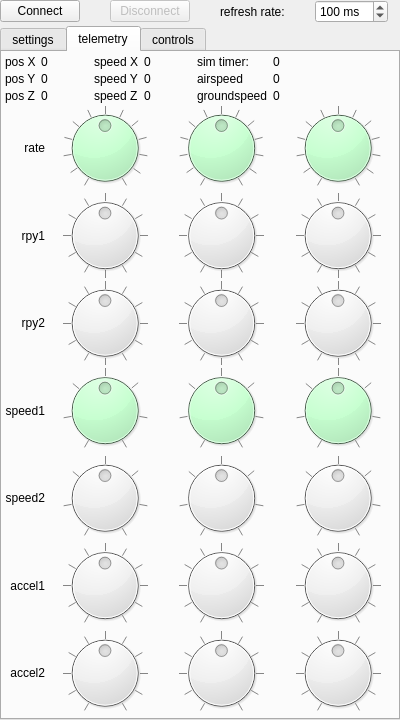
Qt form remotecv.ui (hhrhhr/remoteCV) before a commit.
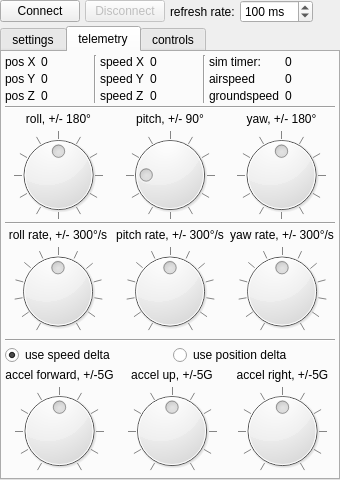
The same form after that commit. The open tabs and pages were chosen to show the change.

Commit message: add radiobutton for source of accel calculation

Patch:
```diff
--- a/remotecv.ui
+++ b/remotecv.ui
@@ -13,8 +13,8 @@
    <rect>
     <x>0</x>
     <y>0</y>
-    <width>400</width>
-    <height>720</height>
+    <width>334</width>
+    <height>480</height>
    </rect>
   </property>
   <property name="windowTitle">
@@ -29,9 +29,6 @@
    </property>
    <item>
     <layout class="QHBoxLayout" name="horizontalLayout_3">
-     <property name="spacing">
-      <number>30</number>
-     </property>
      <item>
       <widget class="QPushButton" name="cvConnect">
        <property name="text">
@@ -96,7 +93,7 @@
       <bool>true</bool>
      </property>
      <property name="currentIndex">
-      <number>0</number>
+      <number>1</number>
      </property>
      <widget class="QWidget" name="tabSettings">
       <attribute name="title">
@@ -390,6 +387,13 @@
            </item>
           </layout>
          </item>
+         <item>
+          <widget class="Line" name="line">
+           <property name="orientation">
+            <enum>Qt::Vertical</enum>
+           </property>
+          </widget>
+         </item>
          <item>
           <layout class="QFormLayout" name="formLayout_3">
            <property name="verticalSpacing">
@@ -475,6 +479,13 @@
            </item>
           </layout>
          </item>
+         <item>
+          <widget class="Line" name="line_2">
+           <property name="orientation">
+            <enum>Qt::Vertical</enum>
+           </property>
+          </widget>
+         </item>
          <item>
           <layout class="QFormLayout" name="formLayout_2">
            <property name="verticalSpacing">
@@ -576,395 +587,201 @@
         </layout>
        </item>
        <item>
-        <layout class="QGridLayout" name="gridLayout_2">
-         <property name="spacing">
-          <number>3</number>
+        <widget class="Line" name="line_4">
+         <property name="orientation">
+          <enum>Qt::Horizontal</enum>
          </property>
-         <item row="0" column="1">
-          <widget class="QDial" name="xRate">
-           <property name="styleSheet">
-            <string notr="true">background-color: rgb(198, 255, 208);</string>
-           </property>
-           <property name="minimum">
-            <number>-300</number>
-           </property>
-           <property name="maximum">
-            <number>300</number>
-           </property>
-           <property name="tracking">
-            <bool>false</bool>
-           </property>
-           <property name="notchTarget">
-            <double>50.000000000000000</double>
-           </property>
-           <property name="notchesVisible">
-            <bool>true</bool>
-           </property>
-          </widget>
-         </item>
-         <item row="1" column="1">
-          <widget class="QDial" name="roll">
-           <property name="minimum">
-            <number>-180</number>
-           </property>
-           <property name="maximum">
-            <number>180</number>
-           </property>
-           <property name="tracking">
-            <bool>false</bool>
-           </property>
-           <property name="wrapping">
-            <bool>true</bool>
-           </property>
-           <property name="notchTarget">
-            <double>30.000000000000000</double>
-           </property>
-           <property name="notchesVisible">
-            <bool>true</bool>
-           </property>
-          </widget>
-         </item>
-         <item row="2" column="1">
-          <widget class="QDial" name="roll_2">
-           <property name="minimum">
-            <number>-180</number>
-           </property>
-           <property name="maximum">
-            <number>180</number>
-           </property>
-           <property name="tracking">
-            <bool>false</bool>
-           </property>
-           <property name="wrapping">
-            <bool>true</bool>
-           </property>
-           <property name="notchTarget">
-            <double>30.000000000000000</double>
-           </property>
-           <property name="notchesVisible">
-            <bool>true</bool>
-           </property>
-          </widget>
-         </item>
-         <item row="3" column="1">
-          <widget class="QDial" name="xSpeedRaw">
-           <property name="styleSheet">
-            <string notr="true">background-color: rgb(198, 255, 208);</string>
-           </property>
-           <property name="minimum">
-            <number>-300</number>
-           </property>
-           <property name="maximum">
-            <number>300</number>
-           </property>
-           <property name="tracking">
-            <bool>false</bool>
-           </property>
-           <property name="notchTarget">
-            <double>100.000000000000000</double>
-           </property>
-           <property name="notchesVisible">
-            <bool>true</bool>
-           </property>
-          </widget>
-         </item>
-         <item row="3" column="3">
-          <widget class="QDial" name="zSpeedRaw">
-           <property name="styleSheet">
-            <string notr="true">background-color: rgb(198, 255, 208);</string>
-           </property>
-           <property name="minimum">
-            <number>-300</number>
-           </property>
-           <property name="maximum">
-            <number>300</number>
-           </property>
-           <property name="tracking">
-            <bool>false</bool>
-           </property>
-           <property name="notchTarget">
-            <double>100.000000000000000</double>
-           </property>
-           <property name="notchesVisible">
-            <bool>true</bool>
-           </property>
-          </widget>
-         </item>
-         <item row="4" column="1">
-          <widget class="QDial" name="xSpeedRaw_2">
-           <property name="minimum">
-            <number>-300</number>
-           </property>
-           <property name="maximum">
-            <number>300</number>
-           </property>
-           <property name="tracking">
-            <bool>false</bool>
-           </property>
-           <property name="notchTarget">
-            <double>100.000000000000000</double>
-           </property>
-           <property name="notchesVisible">
-            <bool>true</bool>
-           </property>
-          </widget>
-         </item>
-         <item row="4" column="3">
-          <widget class="QDial" name="zSpeedRaw_2">
-           <property name="minimum">
-            <number>-300</number>
-           </property>
-           <property name="maximum">
-            <number>300</number>
-           </property>
-           <property name="tracking">
-            <bool>false</bool>
-           </property>
-           <property name="notchTarget">
-            <double>100.000000000000000</double>
-           </property>
-           <property name="notchesVisible">
-            <bool>true</bool>
-           </property>
-          </widget>
-         </item>
-         <item row="5" column="1">
-          <widget class="QDial" name="xAccel">
-           <property name="minimum">
-            <number>-500</number>
-           </property>
-           <property name="maximum">
-            <number>500</number>
-           </property>
-           <property name="tracking">
-            <bool>false</bool>
-           </property>
-           <property name="notchTarget">
-            <double>100.000000000000000</double>
-           </property>
-           <property name="notchesVisible">
-            <bool>true</bool>
-           </property>
-          </widget>
-         </item>
-         <item row="6" column="1">
-          <widget class="QDial" name="xAccel_2">
-           <property name="minimum">
-            <number>-500</number>
-           </property>
-           <property name="maximum">
-            <number>500</number>
-           </property>
-           <property name="tracking">
-            <bool>false</bool>
-           </property>
-           <property name="notchTarget">
-            <double>100.000000000000000</double>
-           </property>
-           <property name="notchesVisible">
-            <bool>true</bool>
-           </property>
-          </widget>
-         </item>
+        </widget>
+       </item>
+       <item>
+        <layout class="QGridLayout" name="gridLayout_6">
          <item row="0" column="0">
-          <widget class="QLabel" name="label_4">
-           <property name="sizePolicy">
-            <sizepolicy hsizetype="Minimum" vsizetype="Preferred">
-             <horstretch>0</horstretch>
-             <verstretch>0</verstretch>
-            </sizepolicy>
-           </property>
-           <property name="maximumSize">
-            <size>
-             <width>40</width>
-             <height>16777215</height>
-            </size>
-           </property>
-           <property name="text">
-            <string>rate</string>
-           </property>
-           <property name="alignment">
-            <set>Qt::AlignRight|Qt::AlignTrailing|Qt::AlignVCenter</set>
-           </property>
-          </widget>
-         </item>
-         <item row="1" column="0">
-          <widget class="QLabel" name="label_6">
-           <property name="sizePolicy">
-            <sizepolicy hsizetype="Minimum" vsizetype="Preferred">
-             <horstretch>0</horstretch>
-             <verstretch>0</verstretch>
-            </sizepolicy>
-           </property>
-           <property name="maximumSize">
-            <size>
-             <width>40</width>
-             <height>16777215</height>
-            </size>
-           </property>
-           <property name="text">
-            <string>rpy1</string>
-           </property>
-           <property name="alignment">
-            <set>Qt::AlignRight|Qt::AlignTrailing|Qt::AlignVCenter</set>
-           </property>
-          </widget>
-         </item>
-         <item row="2" column="0">
           <widget class="QLabel" name="label_7">
-           <property name="sizePolicy">
-            <sizepolicy hsizetype="Minimum" vsizetype="Preferred">
-             <horstretch>0</horstretch>
-             <verstretch>0</verstretch>
-            </sizepolicy>
-           </property>
-           <property name="maximumSize">
-            <size>
-             <width>40</width>
-             <height>16777215</height>
-            </size>
-           </property>
            <property name="text">
-            <string>rpy2</string>
+            <string>roll, +/- 180°</string>
            </property>
            <property name="alignment">
-            <set>Qt::AlignRight|Qt::AlignTrailing|Qt::AlignVCenter</set>
+            <set>Qt::AlignCenter</set>
            </property>
           </widget>
          </item>
-         <item row="3" column="0">
-          <widget class="QLabel" name="label_8">
-           <property name="sizePolicy">
-            <sizepolicy hsizetype="Minimum" vsizetype="Preferred">
-             <horstretch>0</horstretch>
-             <verstretch>0</verstretch>
-            </sizepolicy>
-           </property>
-           <property name="maximumSize">
-            <size>
-             <width>40</width>
-             <height>16777215</height>
-            </size>
-           </property>
-           <property name="text">
-            <string>speed1</string>
-           </property>
-           <property name="alignment">
-            <set>Qt::AlignRight|Qt::AlignTrailing|Qt::AlignVCenter</set>
-           </property>
-          </widget>
-         </item>
-         <item row="4" column="0">
+         <item row="0" column="1">
           <widget class="QLabel" name="label_10">
-           <property name="sizePolicy">
-            <sizepolicy hsizetype="Minimum" vsizetype="Preferred">
-             <horstretch>0</horstretch>
-             <verstretch>0</verstretch>
-            </sizepolicy>
-           </property>
-           <property name="maximumSize">
-            <size>
-             <width>40</width>
-             <height>16777215</height>
-            </size>
-           </property>
            <property name="text">
-            <string>speed2</string>
+            <string>pitch, +/- 90°</string>
            </property>
            <property name="alignment">
-            <set>Qt::AlignRight|Qt::AlignTrailing|Qt::AlignVCenter</set>
+            <set>Qt::AlignCenter</set>
            </property>
           </widget>
          </item>
-         <item row="5" column="0">
-          <widget class="QLabel" name="label_11">
-           <property name="sizePolicy">
-            <sizepolicy hsizetype="Minimum" vsizetype="Preferred">
-             <horstretch>0</horstretch>
-             <verstretch>0</verstretch>
-            </sizepolicy>
-           </property>
-           <property name="maximumSize">
-            <size>
-             <width>40</width>
-             <height>16777215</height>
-            </size>
-           </property>
-           <property name="text">
-            <string>accel1</string>
-           </property>
-           <property name="alignment">
-            <set>Qt::AlignRight|Qt::AlignTrailing|Qt::AlignVCenter</set>
-           </property>
-          </widget>
-         </item>
-         <item row="6" column="0">
+         <item row="0" column="2">
           <widget class="QLabel" name="label_12">
+           <property name="text">
+            <string>yaw, +/- 180°</string>
+           </property>
+           <property name="alignment">
+            <set>Qt::AlignCenter</set>
+           </property>
+          </widget>
+         </item>
+         <item row="1" column="0">
+          <widget class="QDial" name="roll">
            <property name="sizePolicy">
-            <sizepolicy hsizetype="Minimum" vsizetype="Preferred">
+            <sizepolicy hsizetype="Expanding" vsizetype="Expanding">
              <horstretch>0</horstretch>
              <verstretch>0</verstretch>
             </sizepolicy>
            </property>
-           <property name="maximumSize">
-            <size>
-             <width>40</width>
-             <height>16777215</height>
-            </size>
+           <property name="minimum">
+            <number>-180</number>
            </property>
-           <property name="text">
-            <string>accel2</string>
+           <property name="maximum">
+            <number>180</number>
            </property>
-           <property name="alignment">
-            <set>Qt::AlignRight|Qt::AlignTrailing|Qt::AlignVCenter</set>
+           <property name="tracking">
+            <bool>false</bool>
            </property>
+           <property name="wrapping">
+            <bool>true</bool>
+           </property>
+           <property name="notchTarget">
+            <double>30.000000000000000</double>
+           </property>
+           <property name="notchesVisible">
+            <bool>true</bool>
+           </property>
           </widget>
          </item>
-         <item row="4" column="2">
-          <widget class="QDial" name="ySpeedRaw_2">
+         <item row="1" column="1">
+          <widget class="QDial" name="pitch">
+           <property name="sizePolicy">
+            <sizepolicy hsizetype="Expanding" vsizetype="Expanding">
+             <horstretch>0</horstretch>
+             <verstretch>0</verstretch>
+            </sizepolicy>
+           </property>
            <property name="minimum">
-            <number>-300</number>
+            <number>-90</number>
            </property>
            <property name="maximum">
-            <number>300</number>
+            <number>270</number>
            </property>
            <property name="tracking">
             <bool>false</bool>
            </property>
+           <property name="wrapping">
+            <bool>true</bool>
+           </property>
            <property name="notchTarget">
-            <double>100.000000000000000</double>
+            <double>30.000000000000000</double>
            </property>
            <property name="notchesVisible">
             <bool>true</bool>
            </property>
           </widget>
          </item>
-         <item row="3" column="2">
-          <widget class="QDial" name="ySpeedRaw">
-           <property name="styleSheet">
-            <string notr="true">background-color: rgb(198, 255, 208);</string>
+         <item row="1" column="2">
+          <widget class="QDial" name="yaw">
+           <property name="sizePolicy">
+            <sizepolicy hsizetype="Expanding" vsizetype="Expanding">
+             <horstretch>0</horstretch>
+             <verstretch>0</verstretch>
+            </sizepolicy>
            </property>
            <property name="minimum">
-            <number>-300</number>
+            <number>-180</number>
            </property>
            <property name="maximum">
-            <number>300</number>
+            <number>180</number>
            </property>
            <property name="tracking">
             <bool>false</bool>
            </property>
+           <property name="wrapping">
+            <bool>true</bool>
+           </property>
            <property name="notchTarget">
-            <double>100.000000000000000</double>
+            <double>30.000000000000000</double>
            </property>
            <property name="notchesVisible">
             <bool>true</bool>
+           </property>
+          </widget>
+         </item>
+        </layout>
+       </item>
+       <item>
+        <widget class="Line" name="line_5">
+         <property name="orientation">
+          <enum>Qt::Horizontal</enum>
+         </property>
+        </widget>
+       </item>
+       <item>
+        <layout class="QGridLayout" name="gridLayout_7">
+         <item row="0" column="0">
+          <widget class="QLabel" name="label_8">
+           <property name="text">
+            <string>roll rate, +/- 300°/s</string>
+           </property>
+           <property name="alignment">
+            <set>Qt::AlignCenter</set>
+           </property>
+          </widget>
+         </item>
+         <item row="0" column="1">
+          <widget class="QLabel" name="label_13">
+           <property name="text">
+            <string>pitch rate, +/- 300°/s</string>
+           </property>
+           <property name="alignment">
+            <set>Qt::AlignCenter</set>
            </property>
           </widget>
          </item>
          <item row="0" column="2">
+          <widget class="QLabel" name="label_14">
+           <property name="text">
+            <string>yaw rate, +/- 300°/s</string>
+           </property>
+           <property name="alignment">
+            <set>Qt::AlignCenter</set>
+           </property>
+          </widget>
+         </item>
+         <item row="1" column="0">
+          <widget class="QDial" name="xRate">
+           <property name="sizePolicy">
+            <sizepolicy hsizetype="Expanding" vsizetype="Expanding">
+             <horstretch>0</horstretch>
+             <verstretch>0</verstretch>
+            </sizepolicy>
+           </property>
+           <property name="minimum">
+            <number>-300</number>
+           </property>
+           <property name="maximum">
+            <number>300</number>
+           </property>
+           <property name="tracking">
+            <bool>false</bool>
+           </property>
+           <property name="notchTarget">
+            <double>50.000000000000000</double>
+           </property>
+           <property name="notchesVisible">
+            <bool>true</bool>
+           </property>
+          </widget>
+         </item>
+         <item row="1" column="1">
           <widget class="QDial" name="yRate">
-           <property name="styleSheet">
-            <string notr="true">background-color: rgb(198, 255, 208);</string>
+           <property name="sizePolicy">
+            <sizepolicy hsizetype="Expanding" vsizetype="Expanding">
+             <horstretch>0</horstretch>
+             <verstretch>0</verstretch>
+            </sizepolicy>
            </property>
            <property name="minimum">
             <number>-300</number>
@@ -983,10 +800,13 @@
            </property>
           </widget>
          </item>
-         <item row="0" column="3">
+         <item row="1" column="2">
           <widget class="QDial" name="zRate">
-           <property name="styleSheet">
-            <string notr="true">background-color: rgb(198, 255, 208);</string>
+           <property name="sizePolicy">
+            <sizepolicy hsizetype="Expanding" vsizetype="Expanding">
+             <horstretch>0</horstretch>
+             <verstretch>0</verstretch>
+            </sizepolicy>
            </property>
            <property name="minimum">
             <number>-300</number>
@@ -1005,8 +825,71 @@
            </property>
           </widget>
          </item>
-         <item row="5" column="2">
+        </layout>
+       </item>
+       <item>
+        <widget class="Line" name="line_6">
+         <property name="orientation">
+          <enum>Qt::Horizontal</enum>
+         </property>
+        </widget>
+       </item>
+       <item>
+        <layout class="QHBoxLayout" name="horizontalLayout_5">
+         <item>
+          <widget class="QRadioButton" name="radioButton">
+           <property name="text">
+            <string>use speed delta</string>
+           </property>
+           <property name="checked">
+            <bool>true</bool>
+           </property>
+          </widget>
+         </item>
+         <item>
+          <widget class="QRadioButton" name="radioButton_2">
+           <property name="text">
+            <string>use position delta</string>
+           </property>
+          </widget>
+         </item>
+        </layout>
+       </item>
+       <item>
+        <layout class="QGridLayout" name="gridLayout_3">
+         <item row="1" column="0">
+          <widget class="QDial" name="xAccel">
+           <property name="sizePolicy">
+            <sizepolicy hsizetype="Expanding" vsizetype="Expanding">
+             <horstretch>0</horstretch>
+             <verstretch>0</verstretch>
+            </sizepolicy>
+           </property>
+           <property name="minimum">
+            <number>-500</number>
+           </property>
+           <property name="maximum">
+            <number>500</number>
+           </property>
+           <property name="tracking">
+            <bool>false</bool>
+           </property>
+           <property name="notchTarget">
+            <double>100.000000000000000</double>
+           </property>
+           <property name="notchesVisible">
+            <bool>true</bool>
+           </property>
+          </widget>
+         </item>
+         <item row="1" column="1">
           <widget class="QDial" name="yAccel">
+           <property name="sizePolicy">
+            <sizepolicy hsizetype="Expanding" vsizetype="Expanding">
+             <horstretch>0</horstretch>
+             <verstretch>0</verstretch>
+            </sizepolicy>
+           </property>
            <property name="minimum">
             <number>-500</number>
            </property>
@@ -1024,27 +907,14 @@
            </property>
           </widget>
          </item>
-         <item row="5" column="3">
+         <item row="1" column="2">
           <widget class="QDial" name="zAccel">
-           <property name="minimum">
-            <number>-500</number>
+           <property name="sizePolicy">
+            <sizepolicy hsizetype="Expanding" vsizetype="Expanding">
+             <horstretch>0</horstretch>
+             <verstretch>0</verstretch>
+            </sizepolicy>
            </property>
-           <property name="maximum">
-            <number>500</number>
-           </property>
-           <property name="tracking">
-            <bool>false</bool>
-           </property>
-           <property name="notchTarget">
-            <double>100.000000000000000</double>
-           </property>
-           <property name="notchesVisible">
-            <bool>true</bool>
-           </property>
-          </widget>
-         </item>
-         <item row="6" column="2">
-          <widget class="QDial" name="yAccel_2">
            <property name="minimum">
             <number>-500</number>
            </property>
@@ -1062,128 +932,38 @@
            </property>
           </widget>
          </item>
-         <item row="6" column="3">
-          <widget class="QDial" name="zAccel_2">
-           <property name="minimum">
-            <number>-500</number>
+         <item row="0" column="0">
+          <widget class="QLabel" name="label_15">
+           <property name="text">
+            <string>accel forward, +/-5G</string>
            </property>
-           <property name="maximum">
-            <number>500</number>
+           <property name="alignment">
+            <set>Qt::AlignCenter</set>
            </property>
-           <property name="tracking">
-            <bool>false</bool>
-           </property>
-           <property name="notchTarget">
-            <double>100.000000000000000</double>
-           </property>
-           <property name="notchesVisible">
-            <bool>true</bool>
-           </property>
           </widget>
          </item>
-         <item row="1" column="3">
-          <widget class="QDial" name="yaw">
-           <property name="minimum">
-            <number>-180</number>
+         <item row="0" column="1">
+          <widget class="QLabel" name="label_16">
+           <property name="text">
+            <string>accel up, +/-5G</string>
            </property>
-           <property name="maximum">
-            <number>180</number>
+           <property name="alignment">
+            <set>Qt::AlignCenter</set>
            </property>
-           <property name="tracking">
-            <bool>false</bool>
-           </property>
-           <property name="wrapping">
-            <bool>true</bool>
-           </property>
-           <property name="notchTarget">
-            <double>30.000000000000000</double>
-           </property>
-           <property name="notchesVisible">
-            <bool>true</bool>
-           </property>
           </widget>
          </item>
-         <item row="2" column="3">
-          <widget class="QDial" name="yaw_2">
-           <property name="minimum">
-            <number>-180</number>
+         <item row="0" column="2">
+          <widget class="QLabel" name="label_17">
+           <property name="text">
+            <string>accel right, +/-5G</string>
            </property>
-           <property name="maximum">
-            <number>180</number>
-           </property>
-           <property name="tracking">
-            <bool>false</bool>
-           </property>
-           <property name="wrapping">
-            <bool>true</bool>
-           </property>
-           <property name="notchTarget">
-            <double>30.000000000000000</double>
-           </property>
-           <property name="notchesVisible">
-            <bool>true</bool>
-           </property>
-          </widget>
-         </item>
-         <item row="2" column="2">
-          <widget class="QDial" name="pitch_2">
-           <property name="minimum">
-            <number>-180</number>
-           </property>
-           <property name="maximum">
-            <number>180</number>
-           </property>
-           <property name="tracking">
-            <bool>false</bool>
-           </property>
-           <property name="wrapping">
-            <bool>true</bool>
-           </property>
-           <property name="notchTarget">
-            <double>30.000000000000000</double>
-           </property>
-           <property name="notchesVisible">
-            <bool>true</bool>
-           </property>
-          </widget>
-         </item>
-         <item row="1" column="2">
-          <widget class="QDial" name="pitch">
-           <property name="minimum">
-            <number>-180</number>
-           </property>
-           <property name="maximum">
-            <number>180</number>
-           </property>
-           <property name="tracking">
-            <bool>false</bool>
-           </property>
-           <property name="wrapping">
-            <bool>true</bool>
-           </property>
-           <property name="notchTarget">
-            <double>30.000000000000000</double>
-           </property>
-           <property name="notchesVisible">
-            <bool>true</bool>
+           <property name="alignment">
+            <set>Qt::AlignCenter</set>
            </property>
           </widget>
          </item>
         </layout>
        </item>
-       <item>
-        <spacer name="verticalSpacer_2">
-         <property name="orientation">
-          <enum>Qt::Vertical</enum>
-         </property>
-         <property name="sizeHint" stdset="0">
-          <size>
-           <width>20</width>
-           <height>40</height>
-          </size>
-         </property>
-        </spacer>
-       </item>
       </layout>
      </widget>
      <widget class="QWidget" name="tabControls">
```
The commit also changes 4 other files.
